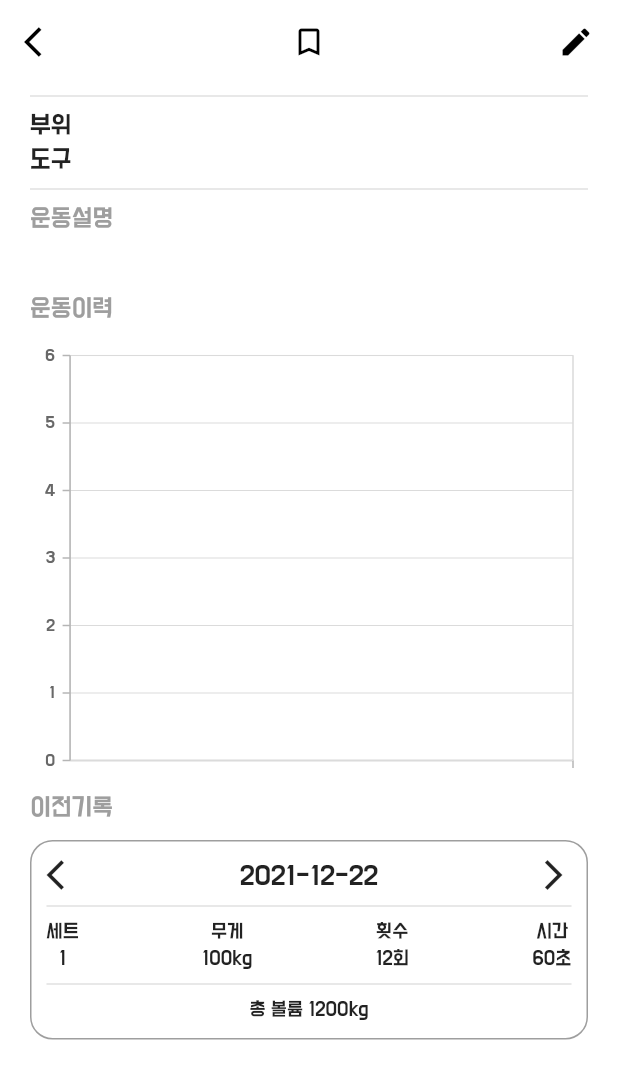
After one commit to 812jay/stronger, a Flutter app: the WorkoutInfoView screen opened by its route, on a phone screen of 412 x 824 dp. The commit adds this screen. Shown: the top 1079 px of the screen. Run offline on Flutter 3.47's test engine with Material 2 defaults, Android fonts, the phone set to English and light mode, and no system bars; our stand-ins replace cloud_firestore, equatable, firebase_auth, firebase_core, flutter_slidable, syncfusion_flutter_charts and 1 more; accounts and stored records are empty.

Commit message:
workout info 임시 폼

```diff
--- a/lib/main.dart
+++ b/lib/main.dart
@@ -12,6 +12,7 @@ import 'package:stronger/views/auth/sign_up_view.dart';
 import 'package:stronger/views/setting/category_edit_view.dart';
 import 'package:stronger/views/setting/tool_edit_view.dart';
 import 'package:stronger/views/stronger.dart';
+import 'package:stronger/views/workouts_library/workout_info_view.dart';
 
 void main() async {
   WidgetsFlutterBinding.ensureInitialized();
@@ -58,6 +59,9 @@ class MyApp extends StatelessWidget {
           },
           SignUpView.routeName: (context) {
             return const SignUpView();
+          },
+          WorkoutInfoView.routeName: (context) {
+            return const WorkoutInfoView();
           }
         },
       ),
--- a/lib/provider/library_provider.dart
+++ b/lib/provider/library_provider.dart
@@ -1,5 +1,4 @@
 import 'package:cloud_firestore/cloud_firestore.dart';
-import 'package:flutter/material.dart';
 import 'package:stronger/models/workout_model.dart';
 import 'package:stronger/provider/easy_notifier.dart';
 import 'package:stronger/service/workout_service.dart';
@@ -16,6 +15,23 @@ class LibraryProvider extends EasyNotifier {
 
   List<WorkoutModel> _selectedWorkoutModels = [];
   List<WorkoutModel> get selectedWorkoutModels => _selectedWorkoutModels;
+
+  WorkoutModel _workoutModelInfo = const WorkoutModel(
+    title: '',
+    description: '',
+    category: '',
+    tools: [],
+    isBookmarked: false,
+    workoutRecords: [],
+  );
+
+  WorkoutModel get workoutInfo => _workoutModelInfo;
+
+  List<Timestamp> _workoutInfoDates = [];
+  List<Timestamp> get workoutInfoDates => _workoutInfoDates;
+
+  List<dynamic> _workoutInfoSets = [];
+  List<dynamic> get workoutInfoSets => _workoutInfoSets;
 
   bool isSelectedCategory(String categoryString) {
     return _selectedCategories.contains(categoryString);
@@ -51,45 +67,18 @@ class LibraryProvider extends EasyNotifier {
     }
   }
 
-  // Future<void> getWorkouts(String uid, List<String> workouts) async {
-  //   _workoutModels.clear();
-  //   for (String workout in workouts) {
-  //     final workoutData = await workoutService.getWorkoutModel(uid, workout);
+  Future<void> setWorkoutInfo(String uid, String title) async {
+    _workoutInfoDates.clear();
+    _workoutInfoSets.clear();
+    final WorkoutModel workoutInfo =
+        await workoutService.getWorkoutInfo(uid, title);
+    notify(() {
+      _workoutModelInfo = workoutInfo;
 
-  //     _workoutModels = [...workoutModels, workoutData];
-  //   }
-  //   // print(workoutModels);
-  //   notify();
-  //   // notify(() {
-  //   //   this.workoutModel = this.workoutModel.copyWith(
-  //   //       title: workoutModel?.title,
-  //   //       description: workoutModel?.description,
-  //   //       category: workoutModel?.category,
-  //   //       tools: workoutModel?.tools,
-  //   //       isBookmarked: workoutModel?.isBookmarked,
-  //   //       workoutRecords: workoutModel?.workoutRecords);
-  //   // });
-  // }
-
-  // Future<void> getWorkouts(String uid, String workout) async {
-  //   print('object');
-  //   try {
-  //     final workoutModel = await workoutService.getWorkoutModel(uid, workout);
-
-  //     return workoutModel;
-  //     // notify(() {
-  //     //   this.workoutModel = this.workoutModel.copyWith(
-  //     //       title: workoutModel?.title,
-  //     //       description: workoutModel?.description,
-  //     //       category: workoutModel?.category,
-  //     //       tools: workoutModel?.tools,
-  //     //       isBookmarked: workoutModel?.isBookmarked,
-  //     //       workoutRecords: workoutModel?.workoutRecords);
-  //     // });
-  //   } catch (e) {
-  //     throw Exception('getWorkouts: $e');
-  //   }
-  // }
-
-  Future<void> getCategories() async {}
+      for (var workoutRecord in workoutInfo.workoutRecords) {
+        _workoutInfoDates = [...workoutInfoDates, workoutRecord['workoutDate']];
+        _workoutInfoSets = [...workoutInfoSets, workoutRecord['sets']];
+      }
+    });
+  }
 }
--- a/lib/service/workout_service.dart
+++ b/lib/service/workout_service.dart
@@ -33,11 +33,27 @@ class WorkoutService {
           .where('category', whereIn: categories)
           .get();
 
-      final List<WorkoutModel> selectedWorkouts =
+      final List<WorkoutModel> workoutsByCategories =
           snapshot.docs.map((doc) => WorkoutModel.fromDocument(doc)).toList();
-      return selectedWorkouts;
+      return workoutsByCategories;
     } catch (e) {
       throw Exception('getWorkoutsByCategories: $e');
+    }
+  }
+
+  Future<WorkoutModel> getWorkoutInfo(String uid, String title) async {
+    try {
+      final QuerySnapshot snapshot = await firestore
+          .collection('users')
+          .doc(uid)
+          .collection('workouts')
+          .where('title', isEqualTo: title)
+          .get();
+      final WorkoutModel workoutInfo =
+          WorkoutModel.fromDocument(snapshot.docs.single);
+      return workoutInfo;
+    } catch (e) {
+      throw Exception('getWorkoutInfo : $e');
     }
   }
 
--- a/lib/views/workouts_library/library_view.dart
+++ b/lib/views/workouts_library/library_view.dart
@@ -6,6 +6,7 @@ import 'package:stronger/provider/library_provider.dart';
 import 'package:stronger/provider/user_provider.dart';
 import 'package:stronger/utils/define.dart';
 import 'package:stronger/widgets/library/workout_card.dart';
+import 'package:stronger/views/workouts_library/workout_info_view.dart';
 
 class LibraryView extends StatelessWidget {
   static const routeName = 'library';
@@ -96,30 +97,34 @@ class LibraryView extends StatelessWidget {
                   );
                 },
               ),
-              Consumer<LibraryProvider>(builder: (_, lp, __) {
-                return Container(
+              Container(
                 margin: const EdgeInsets.only(top: 15.0),
                 height: height * 0.7,
                 width: width * 0.9,
                 child: CustomScrollView(
                   slivers: [
-                      Consumer<LibraryProvider>(
-                        builder: (_, lp, __) {
+                    Consumer2<AuthProvider, LibraryProvider>(
+                      builder: (_, ap, lp, __) {
                         return SliverList(
                           delegate: SliverChildBuilderDelegate(
                             (BuildContext context, int index) {
                               return lp.selectedCategories.isNotEmpty
                                   ? (WorkoutCard(
-                                        workoutName: lp
-                                            .selectedWorkoutModels[index].title,
-                                        bodyPart: lp
-                                            .selectedWorkoutModels[index]
+                                      workoutName:
+                                          lp.selectedWorkoutModels[index].title,
+                                      bodyPart: lp.selectedWorkoutModels[index]
                                           .category,
                                       isBookmarked: lp
                                           .selectedWorkoutModels[index]
                                           .isBookmarked,
                                       onTap: () {
-                                          print('1');
+                                        lp.setWorkoutInfo(
+                                          ap.uid!,
+                                          lp.selectedWorkoutModels[index].title,
+                                        );
+                                        Navigator.of(context,
+                                                rootNavigator: true)
+                                            .pushNamed('workout/info');
                                       },
                                     ))
                                   : (WorkoutCard(
@@ -127,10 +132,16 @@ class LibraryView extends StatelessWidget {
                                           lp.workoutModels[index].title,
                                       bodyPart:
                                           lp.workoutModels[index].category,
-                                        isBookmarked: lp
-                                            .workoutModels[index].isBookmarked,
+                                      isBookmarked:
+                                          lp.workoutModels[index].isBookmarked,
                                       onTap: () {
-                                          print('1');
+                                        lp.setWorkoutInfo(
+                                          ap.uid!,
+                                          lp.workoutModels[index].title,
+                                        );
+                                        Navigator.of(context,
+                                                rootNavigator: true)
+                                            .pushNamed('workout/info');
                                       },
                                     ));
                             },
@@ -143,23 +154,7 @@ class LibraryView extends StatelessWidget {
                     ),
                   ],
                 ),
-                );
-              }),
-
-              // WorkoutCard(
-              //   workoutName: '벤치프레스',
-              //   bodyPart: '가슴',
-              //   isBookmarked: false,
-              //   onTap: () {
-              //     print('1');
-              //   },
-              // ),
-              // WorkoutCard(
-              //   workoutName: '프랭크',
-              //   bodyPart: '전신',
-              //   isBookmarked: true,
-              //   onTap: () => print('2'),
-              // ),
+              ),
             ],
           ),
         ),
--- /dev/null
+++ b/lib/views/workouts_library/workout_info_view.dart
@@ -0,0 +1,220 @@
+import 'package:cloud_firestore/cloud_firestore.dart';
+import 'package:flutter/material.dart';
+import 'package:intl/intl.dart';
+import 'package:provider/provider.dart';
+import 'package:stronger/provider/library_provider.dart';
+import 'package:stronger/utils/define.dart';
+import 'package:syncfusion_flutter_charts/charts.dart';
+
+class WorkoutInfoView extends StatelessWidget {
+  static const routeName = 'workout/info';
+  const WorkoutInfoView({
+    Key? key,
+  }) : super(key: key);
+
+  @override
+  Widget build(BuildContext context) {
+    return Consumer<LibraryProvider>(builder: (_, lp, __) {
+      final workoutInfo = lp.workoutInfo;
+      return Scaffold(
+        appBar: AppBar(
+          automaticallyImplyLeading: false,
+          backgroundColor: Colors.white,
+          centerTitle: true,
+          elevation: 0,
+          title: Row(
+            mainAxisAlignment: MainAxisAlignment.spaceBetween,
+            children: [
+              GestureDetector(
+                onTap: () => Navigator.pop(context),
+                child: const Icon(
+                  Icons.arrow_back_ios,
+                  color: Colors.black,
+                ),
+              ),
+              Row(
+                children: [
+                  Text(
+                    workoutInfo.title,
+                    style: const TextStyle(color: Colors.black),
+                  ),
+                  workoutInfo.isBookmarked
+                      ? const Icon(
+                          Icons.bookmark,
+                          color: ColorsStronger.primaryBG,
+                        )
+                      : const Icon(
+                          Icons.bookmark_border,
+                          color: Colors.black,
+                        ),
+                ],
+              ),
+              const Icon(
+                Icons.edit,
+                color: Colors.black,
+              )
+            ],
+          ),
+        ),
+        body: Container(
+          padding: const EdgeInsets.symmetric(horizontal: 20.0),
+          child: ListView(
+            children: [
+              const Divider(
+                thickness: 1.0,
+              ),
+              Row(
+                mainAxisAlignment: MainAxisAlignment.spaceBetween,
+                children: [
+                  const Text(
+                    '부위',
+                    style: TextStyle(fontSize: 18.0),
+                  ),
+                  Text(
+                    workoutInfo.category,
+                    style: const TextStyle(fontSize: 18.0),
+                  ),
+                ],
+              ), //카테고리
+              Row(
+                mainAxisAlignment: MainAxisAlignment.spaceBetween,
+                children: [
+                  const Text(
+                    '도구',
+                    style: TextStyle(fontSize: 18.0),
+                  ),
+                  Row(
+                    children: [
+                      ...workoutInfo.tools
+                          .map((tool) => Text(
+                                ' $tool',
+                                style: const TextStyle(fontSize: 18.0),
+                              ))
+                          .toList(),
+                    ],
+                  ),
+                ],
+              ), //도구
+              const Divider(
+                thickness: 1.0,
+              ),
+              const Text(
+                '운동설명',
+                style: TextStyle(color: ColorsStronger.grey, fontSize: 18.0),
+              ),
+              const SizedBox(
+                height: 10.0,
+              ),
+              Text(workoutInfo.description),
+              const SizedBox(
+                height: 10.0,
+              ),
+              const Text(
+                '운동이력',
+                style: TextStyle(color: ColorsStronger.grey, fontSize: 18.0),
+              ),
+              const SizedBox(
+                height: 10.0,
+              ),
+              SfCartesianChart(
+                  primaryXAxis: CategoryAxis(),
+                  series: <LineSeries<WorkoutsData, String>>[
+                    LineSeries<WorkoutsData, String>(
+                      // Bind data source
+                      dataSource: <WorkoutsData>[
+                        // WorkoutsData('2021.10.20', 35),
+                        // WorkoutsData('2021.10.26', 28),
+                        // WorkoutsData('2021.11.10', 35),
+                        // WorkoutsData('2021.11.20', 48),
+                        // WorkoutsData('2021.11.25', 46),
+                      ],
+                      xValueMapper: (WorkoutsData sales, _) =>
+                          sales.workoutDate,
+                      yValueMapper: (WorkoutsData sales, _) => sales.volume,
+                    )
+                  ]),
+              const Text(
+                '이전기록',
+                style: TextStyle(color: ColorsStronger.grey, fontSize: 18.0),
+              ),
+              const SizedBox(
+                height: 10.0,
+              ),
+              Container(
+                width: double.infinity,
+                // height: 200,
+                padding: const EdgeInsets.all(10.0),
+                decoration: BoxDecoration(
+                  border: Border.all(width: 1.0, color: ColorsStronger.grey),
+                  borderRadius: BorderRadius.circular(15.0),
+                ),
+                child: Column(
+                  children: [
+                    Row(
+                      mainAxisAlignment: MainAxisAlignment.spaceBetween,
+                      children: const [
+                        Icon(Icons.arrow_back_ios),
+                        Text(
+                          // DateFormat('yyyy-MM-dd')
+                          //     .format(lp.workoutInfoDates[0].toDate())
+                          //     .toString(),
+                          '2021-12-22',
+                          style: TextStyle(fontSize: 20.0),
+                        ),
+                        Icon(Icons.arrow_forward_ios),
+                      ],
+                    ),
+                    const Divider(
+                      thickness: 1.0,
+                    ),
+                    Row(
+                      mainAxisAlignment: MainAxisAlignment.spaceBetween,
+                      children: [
+                        Column(
+                          children: const [
+                            Text('세트'),
+                            Text('1'),
+                          ],
+                        ),
+                        Column(
+                          children: const [
+                            Text('무게'),
+                            Text('100kg'),
+                          ],
+                        ),
+                        Column(
+                          children: const [
+                            Text('횟수'),
+                            Text('12회'),
+                          ],
+                        ),
+                        Column(
+                          children: const [
+                            Text('시간'),
+                            Text('60초'),
+                          ],
+                        ),
+                      ],
+                    ),
+                    const Divider(
+                      thickness: 1.0,
+                    ),
+                    const Center(
+                      child: Text('총 볼륨 1200kg'),
+                    )
+                  ],
+                ),
+              )
+            ],
+          ),
+        ),
+      );
+    });
+  }
+}
+
+class WorkoutsData {
+  WorkoutsData(this.workoutDate, this.volume);
+  final String workoutDate;
+  final double volume;
+}
--- a/pubspec.yaml
+++ b/pubspec.yaml
@@ -43,6 +43,7 @@ dependencies:
   cloud_firestore: ^3.1.4
   equatable: ^2.0.3
   tuple: ^2.0.0
+  syncfusion_flutter_charts: ^19.4.38
 
 dev_dependencies:
   flutter_test:
```
Also changed, not shown: pubspec.lock. Lines whose indentation alone changed are shown as unchanged.
